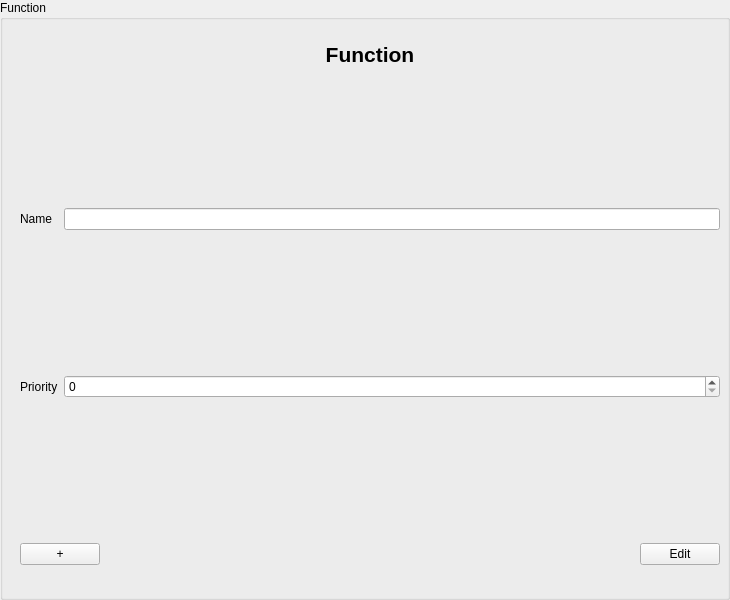
The window that src/jmbde/views/functioninputarea.ui (jmuelbert/jmbde-QT) describes before a commit, drawn with Qt 5.
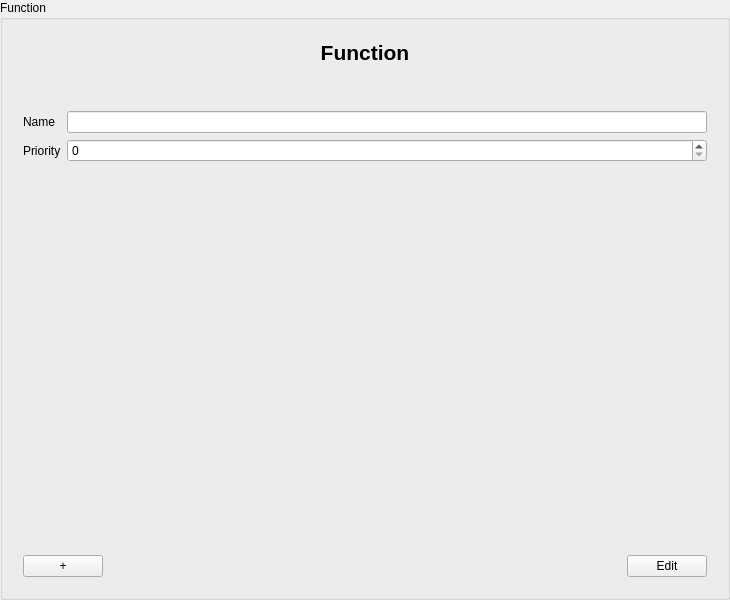
The same window after the commit.

```diff
--- a/src/jmbde/views/functioninputarea.ui
+++ b/src/jmbde/views/functioninputarea.ui
@@ -19,24 +19,11 @@
   <property name="title">
    <string>Function</string>
   </property>
+  <layout class="QVBoxLayout" name="verticalLayout_3">
+   <item>
   <widget class="QWidget" name="formLayoutWidget" native="true">
-   <property name="geometry">
-    <rect>
-     <x>10</x>
-     <y>39</y>
-     <width>730</width>
-     <height>600</height>
-    </rect>
-   </property>
-   <widget class="QWidget" name="verticalLayoutWidget_Header">
-    <property name="geometry">
-     <rect>
-      <x>10</x>
-      <y>0</y>
-      <width>700</width>
-      <height>30</height>
-     </rect>
-    </property>
+     <layout class="QVBoxLayout" name="verticalLayout_2">
+      <item>
     <layout class="QVBoxLayout" name="verticalLayout">
      <item>
       <widget class="QLabel" name="label_Header">
@@ -56,55 +43,24 @@
       </widget>
      </item>
     </layout>
-   </widget>
-   <widget class="QWidget" name="verticalLayoutWidget_Buttons">
-    <property name="geometry">
-     <rect>
-      <x>10</x>
-      <y>500</y>
-      <width>700</width>
-      <height>30</height>
-     </rect>
-    </property>
-    <layout class="QHBoxLayout" name="horizontalLayout">
-     <item>
-      <widget class="QPushButton" name="pushButton_Add">
-       <property name="text">
-        <string>+</string>
-       </property>
-      </widget>
      </item>
      <item>
-      <spacer name="horizontalSpacer">
+       <spacer name="verticalSpacer">
        <property name="orientation">
-        <enum>Qt::Horizontal</enum>
+         <enum>Qt::Vertical</enum>
+        </property>
+        <property name="sizeType">
+         <enum>QSizePolicy::Preferred</enum>
        </property>
        <property name="sizeHint" stdset="0">
         <size>
-         <width>40</width>
-         <height>20</height>
+          <width>20</width>
+          <height>40</height>
         </size>
        </property>
       </spacer>
      </item>
      <item>
-      <widget class="QPushButton" name="pushButton_EditFinish">
-       <property name="text">
-        <string>Edit</string>
-       </property>
-      </widget>
-     </item>
-    </layout>
-   </widget>
-   <widget class="QWidget" name="gridLayoutWidget">
-    <property name="geometry">
-     <rect>
-      <x>10</x>
-      <y>30</y>
-      <width>700</width>
-      <height>470</height>
-     </rect>
-    </property>
     <layout class="QGridLayout" name="gridLayout">
      <item row="1" column="0">
       <widget class="QLabel" name="label_Priority">
@@ -133,8 +89,55 @@
       <widget class="QSpinBox" name="spinBox_Priotity"/>
      </item>
     </layout>
-   </widget>
-  </widget>
+      </item>
+      <item>
+       <spacer name="verticalSpacer_2">
+        <property name="orientation">
+         <enum>Qt::Vertical</enum>
+        </property>
+        <property name="sizeHint" stdset="0">
+         <size>
+          <width>20</width>
+          <height>40</height>
+         </size>
+        </property>
+       </spacer>
+      </item>
+      <item>
+       <layout class="QHBoxLayout" name="horizontalLayout">
+        <item>
+         <widget class="QPushButton" name="pushButton_Add">
+          <property name="text">
+           <string>+</string>
+          </property>
+         </widget>
+        </item>
+        <item>
+         <spacer name="horizontalSpacer">
+          <property name="orientation">
+           <enum>Qt::Horizontal</enum>
+          </property>
+          <property name="sizeHint" stdset="0">
+           <size>
+            <width>40</width>
+            <height>20</height>
+           </size>
+          </property>
+         </spacer>
+        </item>
+        <item>
+         <widget class="QPushButton" name="pushButton_EditFinish">
+          <property name="text">
+           <string>Edit</string>
+          </property>
+         </widget>
+        </item>
+       </layout>
+      </item>
+     </layout>
+    </widget>
+   </item>
+  </layout>
  </widget>
  <tabstops>
   <tabstop>lineEdit_Name</tabstop>
```
Lines whose indentation alone changed are shown as unchanged.
